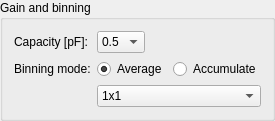
Old version of the form ui_elements/QtUI/xrd_gain_binning.ui in the repository LabTelc/Zajex.
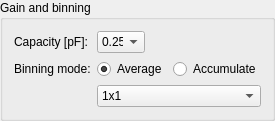
New version of the form.

Patch:
```diff
--- a/ui_elements/QtUI/xrd_gain_binning.ui
+++ b/ui_elements/QtUI/xrd_gain_binning.ui
@@ -36,10 +36,10 @@
       </size>
      </property>
      <property name="currentText">
-      <string>0.5</string>
+      <string>0.25</string>
      </property>
      <property name="currentIndex">
-      <number>1</number>
+      <number>0</number>
      </property>
      <item>
       <property name="text">
```
